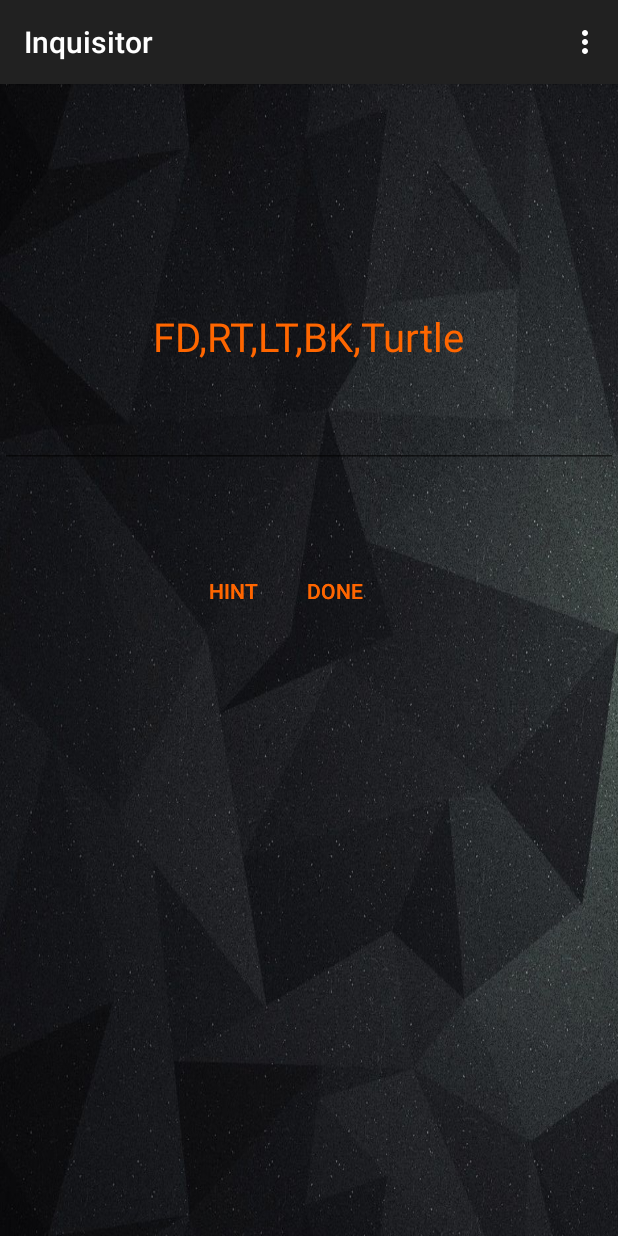
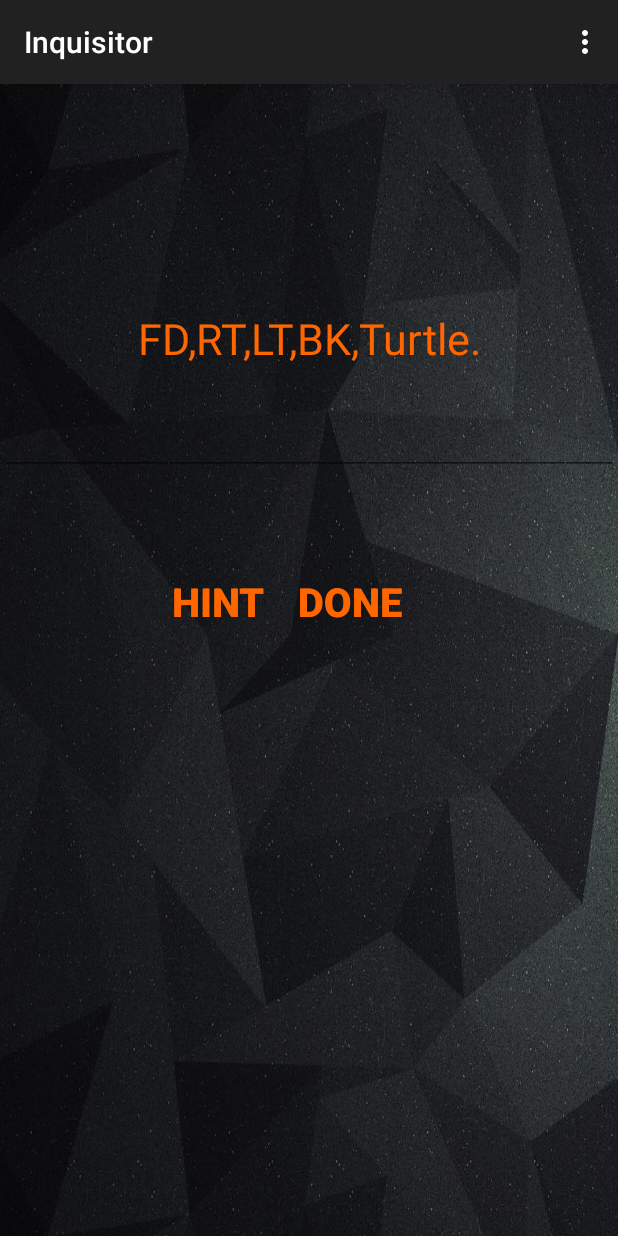
Before and after one commit to anuraagbaishya/Inquisitor, an Android app: the QuestionActivity screen opened directly, with no data from a screen before it, on a phone screen of 412 x 824 dp. Run offline under Robolectric (Android 15) with nearby library versions, the phone set to English and light mode, and no system bars; 1 statement that could not run was skipped.

Commit message:
UI improvement

```diff
--- a/app/src/main/java/com/appex/android/inquisitor/AboutActivity.java
+++ b/app/src/main/java/com/appex/android/inquisitor/AboutActivity.java
@@ -1,5 +1,6 @@
 package com.appex.android.inquisitor;
 
+import android.graphics.Typeface;
 import android.os.Bundle;
 import android.support.v4.app.Fragment;
 import android.support.v7.app.ActionBarActivity;
@@ -8,6 +9,7 @@ import android.view.Menu;
 import android.view.MenuItem;
 import android.view.View;
 import android.view.ViewGroup;
+import android.widget.TextView;
 
 
 public class AboutActivity extends ActionBarActivity {
@@ -56,6 +58,17 @@ public class AboutActivity extends ActionBarActivity {
         public View onCreateView(LayoutInflater inflater, ViewGroup container,
                                  Bundle savedInstanceState) {
             View rootView = inflater.inflate(R.layout.fragment_about, container, false);
+            Typeface typeface=Typeface.createFromAsset(getActivity().getAssets(),"fonts/1942.ttf");
+            TextView text1=(TextView)rootView.findViewById(R.id.textView);
+            TextView text2=(TextView)rootView.findViewById(R.id.textView2);
+            TextView text3=(TextView)rootView.findViewById(R.id.textView3);
+            TextView text4=(TextView)rootView.findViewById(R.id.textView4);
+            TextView text5=(TextView)rootView.findViewById(R.id.textView5);
+            text1.setTypeface(typeface);
+            text2.setTypeface(typeface);
+            text3.setTypeface(typeface);
+            text4.setTypeface(typeface);
+            text5.setTypeface(typeface);
             return rootView;
         }
     }
--- a/app/src/main/java/com/appex/android/inquisitor/QuestionActivity.java
+++ b/app/src/main/java/com/appex/android/inquisitor/QuestionActivity.java
@@ -1,6 +1,7 @@
 package com.appex.android.inquisitor;
 
 import android.content.Intent;
+import android.graphics.Typeface;
 import android.os.Bundle;
 import android.support.v4.app.Fragment;
 import android.support.v7.app.ActionBarActivity;
@@ -13,6 +14,7 @@ import android.view.ViewGroup;
 import android.widget.Button;
 import android.widget.EditText;
 import android.widget.TextView;
+import android.widget.Toast;
 
 
 public class QuestionActivity extends ActionBarActivity {
@@ -56,22 +58,38 @@ public class QuestionActivity extends ActionBarActivity {
 
     public static class PlaceholderFragment extends Fragment {
         public String ques[]={
-                "FD,RT,LT,BK,Turtle",
-                "Sixth Sense on Paper",
-                "Questions",
-                "Questions2",
-                "Questions3"
+                "FD,RT,LT,BK,Turtle.",
+                "Sixth Sense on Paper.",
+                "White House, Jenny Craig Inc.",
+                "11, Oranje.",
+                "Perkins Engineering, Brown-Forman.",
+                "Whenever windows opened, it was there. But it will soon disappear.",
+                "Grand Theft Auto, Ranbir Kapoor.",
+                "Hoomerpalooza, Lollapalooza.",
+                "Was used in war, now a TV star."
+
         };
         public String ans[]={
                 "logo",
                 "pranav mistry",
-                "ans",
-                "ans1",
-                "ans2"
+                "monica samille lewinsky",
+                "the flying dutchman",
+                "jack daniel's",
+                "internet explorer",
+                "rockstar",
+                "cypress hill",
+                "arrow"
         };
         public String hint[]={
                 "Programming",
-                "Cameras and Projectors"
+                "Cameras and Projectors",
+                "Scandal",
+                "Davy Jones",
+                "Old No.7",
+                "Thomas Reardon",
+                "It's a one word connection",
+                "Ghetto Therapy",
+                "Emanuel Chiroco"
         };
 
 
@@ -85,10 +103,14 @@ public class QuestionActivity extends ActionBarActivity {
             final EditText t = (EditText) rootView.findViewById(R.id.edittext1);
             final TextView qView=(TextView)rootView.findViewById(R.id.textviewname);
             final TextView hView=(TextView)rootView.findViewById(R.id.hintview);
-
+            Typeface typeface=Typeface.createFromAsset(getActivity().getAssets(),"fonts/1942.ttf");
+            qView.setTypeface(typeface);
+            hView.setTypeface(typeface);
             qView.append(ques[0]);
+            t.setTypeface(typeface);
             t.setGravity(Gravity.CENTER);
             Button DoneButton=(Button)rootView.findViewById(R.id.done_button);
+            DoneButton.setTypeface(typeface);
             DoneButton.setOnClickListener(new View.OnClickListener(){
                 String ans1;
                 public void onClick(View dview) {
@@ -96,17 +118,20 @@ public class QuestionActivity extends ActionBarActivity {
                         int j=i+1;
                         ans1 = t.getText().toString();
                         if (ans1.equals(ans[i])) {
+                            Toast.makeText(getActivity(),R.string.correcttoast,Toast.LENGTH_SHORT).show();
                             qView.setText("");
                             t.setText("");
                             if(j!=ques.length)
                                 qView.append(ques[j]);
                             else
                                 qView.append("Congrats!You have completed the quiz");
+                            break;
                         }
                     }
                 }
             });
             Button HintButton=(Button)rootView.findViewById(R.id.hintbutton);
+            HintButton.setTypeface(typeface);
             HintButton.setOnClickListener(new View.OnClickListener() {
                 int count=0;
                 @Override
@@ -117,7 +142,7 @@ public class QuestionActivity extends ActionBarActivity {
                     count++;
                 }
             });
-                return rootView;
-            }
+            return rootView;
         }
     }
+}
--- a/app/src/main/java/com/appex/android/inquisitor/QuestionFragment.java
+++ b/app/src/main/java/com/appex/android/inquisitor/QuestionFragment.java
@@ -1,6 +1,7 @@
 package com.appex.android.inquisitor;
 
 import android.content.Intent;
+import android.graphics.Typeface;
 import android.os.Bundle;
 import android.support.v4.app.Fragment;
 import android.view.LayoutInflater;
@@ -30,6 +31,8 @@ public class QuestionFragment extends Fragment {
                              Bundle savedInstanceState) {
         final View rootView = inflater.inflate(R.layout.activity_main, container, false);
         Button StartButton = (Button) rootView.findViewById(R.id.startbutton);
+        Typeface typeface=Typeface.createFromAsset(getActivity().getAssets(),"fonts/1942.ttf");
+        StartButton.setTypeface(typeface);
 
         StartButton.setOnClickListener(new View.OnClickListener() {
             @Override
--- a/app/src/main/res/layout/activity_main.xml
+++ b/app/src/main/res/layout/activity_main.xml
@@ -11,10 +11,9 @@
         android:layout_width="wrap_content"
         android:layout_height="wrap_content"
         android:src="@drawable/search48or"
+        android:layout_marginBottom="85dp"
         android:layout_above="@+id/startbutton"
-        android:layout_alignParentLeft="true"
-        android:layout_alignParentStart="true"
-        android:layout_marginBottom="42dp" />
+        android:layout_centerHorizontal="true" />
 
     <Button
         android:layout_width="wrap_content"
@@ -22,6 +21,8 @@
         android:id="@+id/startbutton"
         android:text="@string/startbutton"
         android:textColor="@color/text2"
+        android:textSize="12pt"
+        android:textStyle="bold"
         android:background="@android:color/transparent"
         android:layout_alignParentBottom="true"
         android:layout_centerHorizontal="true"
--- a/app/src/main/res/layout/activity_question.xml
+++ b/app/src/main/res/layout/activity_question.xml
@@ -5,53 +5,71 @@
     android:background="@drawable/bg"
     tools:ignore="MergeRootFrame" >
     <TextView
+        android:textStyle="bold"
         android:id="@+id/textviewname"
         android:layout_width="wrap_content"
         android:layout_height="wrap_content"
+        android:gravity="center"
         android:layout_marginTop="150dp"
         android:textColor="@color/text2"
-        android:textSize="12pt"
+        android:textSize="13pt"
         android:layout_alignParentTop="true"
         android:layout_centerHorizontal="true" />
     <EditText
         android:id="@+id/edittext1"
         android:layout_width="fill_parent"
+        android:maxLines="1"
         android:layout_height="wrap_content"
         android:inputType="text"
-        android:textSize="11pt"
+        android:textSize="12pt"
         android:textColor="@color/text2"
         android:layout_gravity="center"
         android:layout_below="@+id/textviewname"
         android:layout_marginTop="15dp"
+
     />
     <TextView
         android:layout_width="wrap_content"
+        android:textStyle="bold"
         android:layout_height="wrap_content"
         android:id="@+id/hintview"
-        android:textSize="11pt"
+        android:textSize="12pt"
         android:textColor="@color/text2"
         android:layout_below="@+id/edittext1"
         android:layout_marginTop="10dp"
         android:layout_centerHorizontal="true" />
     <Button
         android:id="@+id/done_button"
+        android:textSize="12pt"
         android:layout_width="wrap_content"
         android:layout_height="wrap_content"
+        android:textStyle="bold"
         android:text="@string/done_button"
         android:background="@android:color/transparent"
         android:textColor="@color/text2"
         android:layout_alignTop="@+id/hintbutton"
-        android:layout_marginLeft="179dp"/>
+        android:layout_marginLeft="189dp"/>
     <Button
         android:layout_width="wrap_content"
         android:layout_height="wrap_content"
+        android:textSize="12pt"
+        android:textStyle="bold"
         android:id="@+id/hintbutton"
         android:text="@string/hintbutton"
         android:background="@android:color/transparent"
         android:textColor="@color/text2"
-        android:layout_marginLeft="111dp"
+        android:layout_marginLeft="101dp"
         android:layout_marginTop="14dp"
         android:layout_below="@+id/hintview"
          />
+    <TextView
+        android:id="@+id/attemptview"
+        android:layout_width="wrap_content"
+        android:layout_height="wrap_content"
+        android:textColor="@color/text2"
+        android:textSize="10pt"
+        android:layout_marginTop="75dp"
+        android:layout_alignLeft="@+id/done_button"
+        android:layout_alignStart="@+id/done_button" />
 
 </RelativeLayout>
--- a/app/src/main/res/values/strings.xml
+++ b/app/src/main/res/values/strings.xml
@@ -18,8 +18,11 @@
     <color name="text2">#ff6600</color>
 
     <string name="done_button">DONE</string>
-    <string name="startbutton">START</string>
+    <string name="startbutton">ENTER THE INQUISITOR</string>
     <string name="hintbutton">HINT</string>
+
+    <string name="correcttoast">Correct!</string>
+    <string name="incorrecttoast">Try Again</string>
 
     <string name="title_activity_about">Inquisitor 1.0.0</string>
     <string name="title_activity_question">Inquisitor</string>
```
